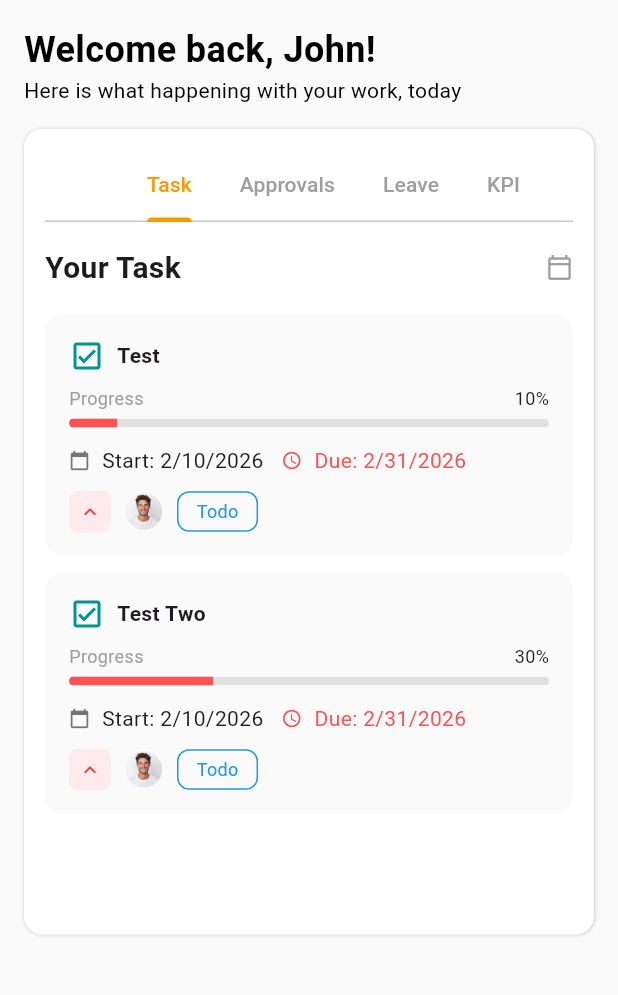
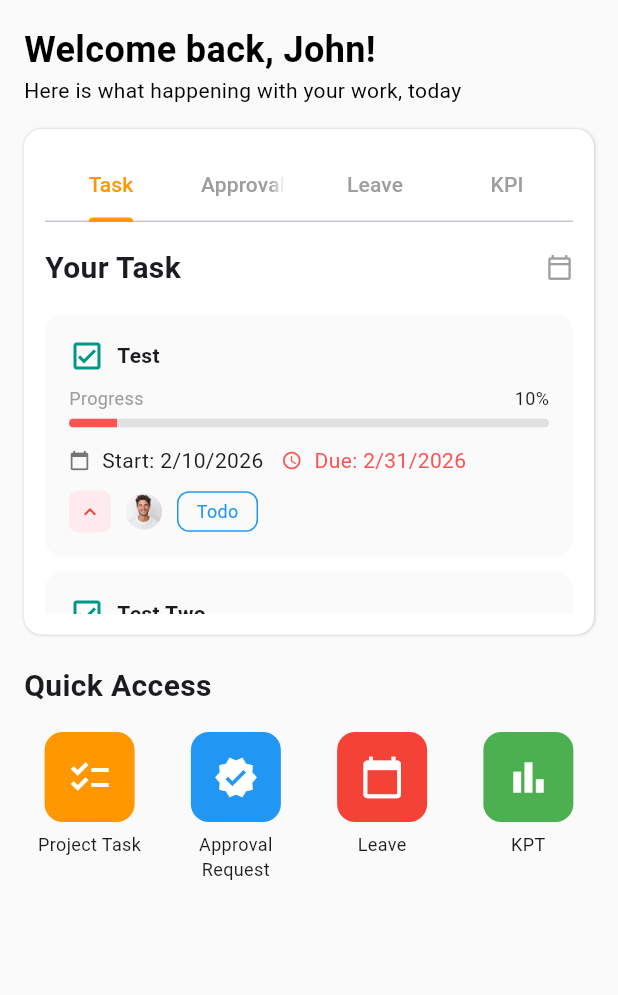
Before and after one commit to nithnoem/Flutter_Learning, a Flutter app: the HomeScreen widget shown alone on an empty page, opened directly, on a phone screen of 412 x 824 dp, the part 84-1079 px from its top. Run offline on Flutter 3.47's test engine with Material 3 defaults, Android fonts, the phone set to English and light mode, and no system bars; our stand-ins replace firebase_auth, firebase_core, get; accounts and stored records are empty.

```diff
--- /dev/null
+++ b/udoo_erp/lib/model/project_task/project_model.dart
@@ -0,0 +1,6 @@
+class ProjectModel {
+  final String name;
+  final String shortcut;
+
+  ProjectModel({required this.name, required this.shortcut});
+}
--- /dev/null
+++ b/udoo_erp/lib/route/app_pages.dart
@@ -0,0 +1,19 @@
+import 'package:get/get.dart';
+import 'package:udoo_erp/main.dart';
+import 'package:udoo_erp/screens/login_screen.dart';
+import 'package:udoo_erp/screens/main_screen.dart';
+import 'package:udoo_erp/screens/project_task/create_project_screen.dart';
+import 'package:udoo_erp/screens/project_task/project_task_screen.dart';
+import 'app_route.dart';
+
+class AppPages {
+  static final pages = [
+    GetPage(name: AppRoute.login, page: () => const LoginScreen()),
+    GetPage(name: AppRoute.main, page: () => const MainScreen()),
+    GetPage(name: AppRoute.project_task, page: () => const ProjectTaskScreen()),
+    GetPage(
+      name: AppRoute.create_project,
+      page: () => const CreateProjectScreen(),
+    ),
+  ];
+}
--- /dev/null
+++ b/udoo_erp/lib/route/app_route.dart
@@ -0,0 +1,6 @@
+class AppRoute {
+  static const String login = "/loginScreen";
+  static const String main = "/mainScreen";
+  static const String project_task = "/project_task";
+  static const String create_project = "/project_create";
+}
--- a/udoo_erp/lib/screens/home_screen.dart
+++ b/udoo_erp/lib/screens/home_screen.dart
@@ -1,4 +1,6 @@
 import 'package:flutter/material.dart';
+import 'package:get/get.dart';
+import 'package:udoo_erp/route/app_route.dart';
 import 'package:udoo_erp/widgets/approval_card.dart';
 import 'package:udoo_erp/widgets/kpi_card.dart';
 import 'package:udoo_erp/widgets/leaves_card.dart';
@@ -29,20 +31,26 @@ class _HomeScreenState extends State<HomeScreen>
 
   @override
   Widget build(BuildContext context) {
-    print("Full Name: Nit");
-    return Scaffold(
-      backgroundColor: Colors.grey.shade200,
-      appBar: _appBar,
-      body: Container(
+    return Container(
+      color: Colors.grey.shade200,
+      child: Column(
+        children: [
+          _appBar,
+          Expanded(
+            child: Container(
               color: Colors.grey.shade50,
               child: ListView(
                 children: [
                   _wel_msg,
                   SizedBox(height: 16),
                   _your_work,
-            // _quick_access,
+                  SizedBox(height: 20),
+                  _quickAccess,
                 ],
               ),
+            ),
+          ),
+        ],
       ),
     );
   }
@@ -136,10 +144,90 @@ class _HomeScreenState extends State<HomeScreen>
     );
   }
 
+  Widget get _quickAccess {
+    return Padding(
+      padding: EdgeInsets.symmetric(horizontal: 16),
+      child: Column(
+        crossAxisAlignment: CrossAxisAlignment.start,
+        children: [
+          Text(
+            'Quick Access',
+            style: TextStyle(fontSize: 20, fontWeight: FontWeight.bold),
+          ),
+          SizedBox(height: 16),
+          GridView.count(
+            crossAxisCount: 4,
+            shrinkWrap: true,
+            physics: NeverScrollableScrollPhysics(),
+            crossAxisSpacing: 10,
+            mainAxisSpacing: 10,
+            childAspectRatio: 0.75,
+            children: [
+              _quickItem(
+                Icons.checklist,
+                'Project Task',
+                Colors.orange,
+                AppRoute.project_task,
+              ),
+              _quickItem(
+                Icons.verified,
+                'Approval Request',
+                Colors.blue,
+                AppRoute.project_task,
+              ),
+              _quickItem(
+                Icons.calendar_today,
+                'Leave',
+                Colors.red,
+                AppRoute.project_task,
+              ),
+              _quickItem(
+                Icons.bar_chart,
+                'KPT',
+                Colors.green,
+                AppRoute.project_task,
+              ),
+            ],
+          ),
+        ],
+      ),
+    );
+  }
+
+  Widget _quickItem(IconData icon, String title, Color color, String route) {
+    return GestureDetector(
+      onTap: () {
+        Get.toNamed(route);
+      },
+      child: Column(
+        children: [
+          Container(
+            width: 60,
+            height: 60,
+            decoration: BoxDecoration(
+              color: color,
+              borderRadius: BorderRadius.circular(12),
+            ),
+            child: Icon(icon, color: Colors.white, size: 30),
+          ),
+          SizedBox(height: 6),
+          SizedBox(
+            width: 70,
+            child: Text(
+              title,
+              textAlign: TextAlign.center,
+              style: TextStyle(fontSize: 12),
+            ),
+          ),
+        ],
+      ),
+    );
+  }
+
   Widget get _menuTabs {
     return TabBar(
       controller: _tabController,
-      isScrollable: true,
+      isScrollable: false,
       labelColor: Colors.orange,
       unselectedLabelColor: Colors.grey,
       indicatorColor: Colors.orange,
@@ -223,7 +311,7 @@ class _HomeScreenState extends State<HomeScreen>
 
   Widget get _menuContent {
     return SizedBox(
-      height: 400,
+      height: 200,
       child: TabBarView(
         controller: _tabController,
         children: [_taskView, _pendingApproval, _leaveRequest, _kpiView],
@@ -233,6 +321,7 @@ class _HomeScreenState extends State<HomeScreen>
 
   Widget get _taskView {
     return ListView(
+      physics: BouncingScrollPhysics(),
       children: [
         TaskCard(
           progress: 10,
@@ -253,6 +342,7 @@ class _HomeScreenState extends State<HomeScreen>
 
   Widget get _pendingApproval {
     return ListView(
+      physics: BouncingScrollPhysics(),
       children: [
         ApprovalCard(
           title: 'Office Equipment Purchase',
@@ -267,6 +357,7 @@ class _HomeScreenState extends State<HomeScreen>
 
   Widget get _leaveRequest {
     return ListView(
+      physics: BouncingScrollPhysics(),
       children: [
         LeavesCard(
           title: 'Summer Vacation',
@@ -282,6 +373,7 @@ class _HomeScreenState extends State<HomeScreen>
 
   Widget get _kpiView {
     return ListView(
+      physics: BouncingScrollPhysics(),
       children: [
         KpiCard(
           title: 'Sales Performance',
```
Also changed, not shown: udoo_erp/lib/main.dart (+10 -7 lines), udoo_erp/lib/screens/login_screen.dart (+22 -7 lines), udoo_erp/lib/screens/main_screen.dart (added, +54 -0 lines), udoo_erp/lib/screens/project_task/create_project_screen.dart (added, +57 -0 lines), udoo_erp/lib/screens/project_task/project_task_screen.dart (added, +149 -0 lines), udoo_erp/lib/widgets/project_task/project_card_widget.dart (added, +78 -0 lines), udoo_erp/assets/images/erp.png (added), udoo_erp/firebase.json (added), udoo_erp/lib/firebase_options.dart (added), 7 other files. Lines whose indentation alone changed are shown as unchanged.
